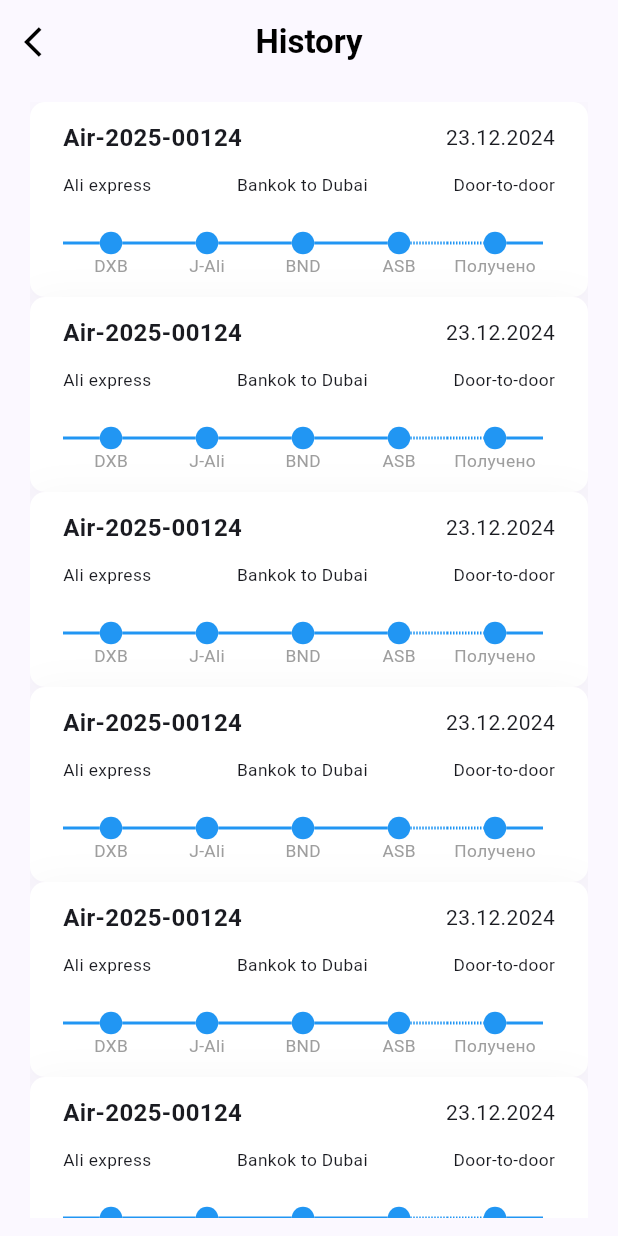
After one commit to jasurbabajanow/yuu-sell-logistic, a Flutter app: the HistoryPage screen opened directly, on a phone screen of 412 x 824 dp. The commit adds this screen. Run offline on Flutter 3.47's test engine with Material 3 defaults, Android fonts, the phone set to English and light mode, and no system bars; our stand-ins replace flutter_svg, intl_phone_number_input, pinput, timelines_plus.

Commit message:
history page

```diff
--- /dev/null
+++ b/lib/presentation/screens/profile/history_page.dart
@@ -0,0 +1,135 @@
+import 'package:flutter/material.dart';
+import 'package:timelines_plus/timelines_plus.dart';
+import 'package:yuu_sell/core/constants/app_sizes.dart';
+import 'package:yuu_sell/core/theme/app_font_styles.dart';
+
+class HistoryPage extends StatelessWidget {
+  const HistoryPage({super.key});
+
+  @override
+  Widget build(BuildContext context) {
+    final ratio = AppSizes.ratio(context);
+    return Scaffold(
+      appBar: AppBar(
+        leading: IconButton(
+          icon: Icon(Icons.arrow_back_ios),
+          color: Colors.black,
+          onPressed: () {
+            Navigator.pop(context);
+          },
+        ),
+        centerTitle: true,
+        title: Text(
+          'History',
+          style: TextStyle(color: Colors.black, fontWeight: FontWeight.bold),
+        ),
+        elevation: 0,
+      ),
+      body: Padding(
+        padding: EdgeInsets.symmetric(horizontal: 20, vertical: 12),
+        child: ListView.builder(
+          itemCount: 10,
+          itemBuilder: (context, index) {
+            return Container(
+              height: 130,
+              decoration: BoxDecoration(
+                color: Colors.white,
+                borderRadius: BorderRadius.circular(10),
+                boxShadow: [
+                  BoxShadow(
+                    // ignore: deprecated_member_use
+                    color: Color(0xff000000).withOpacity(0.04),
+                    spreadRadius: 0,
+                    blurRadius: 24,
+                    offset: Offset(0, 4),
+                  ),
+                ],
+              ),
+              child: Column(
+                children: [
+                  Padding(
+                    padding: const EdgeInsets.fromLTRB(22, 12, 22, 0),
+                    child: Row(
+                      mainAxisAlignment: MainAxisAlignment.spaceBetween,
+                      children: [
+                        Text(
+                          "Air-2025-00124",
+                          style: TextStyle(
+                            fontSize: 16,
+                            fontWeight: FontWeight.w600,
+                          ),
+                        ),
+                        Text('23.12.2024'),
+                      ],
+                    ),
+                  ),
+                  Padding(
+                    padding: const EdgeInsets.fromLTRB(22, 12, 22, 0),
+                    child: Row(
+                      mainAxisAlignment: MainAxisAlignment.spaceBetween,
+                      children: [
+                        Text(
+                          "Ali express",
+                          style: AppFontStyles.s12w400(ratio),
+                        ),
+                        Text(
+                          'Bankok to Dubai',
+                          style: AppFontStyles.s12w400(ratio),
+                        ),
+                        Text(
+                          "Door-to-door",
+                          style: AppFontStyles.s12w400(ratio),
+                        ),
+                      ],
+                    ),
+                  ),
+                  Padding(
+                    padding: const EdgeInsets.only(left: 22.0, right: 22),
+                    child: SizedBox(
+                      height: 60,
+                      child: Center(
+                        child: FixedTimeline.tileBuilder(
+                          direction: Axis.horizontal,
+                          builder: TimelineTileBuilder.connectedFromStyle(
+                            contentsBuilder: (_, index) {
+                              final statuses = [
+                                'DXB',
+                                'J-Ali',
+                                'BND',
+                                'ASB',
+                                'Получено',
+                              ];
+                              return Padding(
+                                padding: const EdgeInsets.only(bottom: 8.0),
+                                child: Text(
+                                  statuses[index],
+                                  style: AppFontStyles.s12w400(
+                                    ratio,
+                                  ).copyWith(color: Colors.grey),
+                                ),
+                              );
+                            },
+                            itemCount: 5,
+                            connectionDirection: ConnectionDirection.after,
+                            itemExtent: 64,
+                            indicatorStyleBuilder: (_, index) =>
+                                IndicatorStyle.dot,
+                            connectorStyleBuilder: (_, index) {
+                              return (index == 3)
+                                  ? ConnectorStyle.dashedLine
+                                  : ConnectorStyle.solidLine;
+                            },
+                          ),
+                        ),
+                      ),
+                    ),
+                  ),
+                ],
+              ),
+            );
+          },
+        ),
+      ),
+    );
+  }
+}
--- a/lib/presentation/screens/profile/profile_page.dart
+++ b/lib/presentation/screens/profile/profile_page.dart
@@ -3,6 +3,7 @@ import 'package:flutter_svg/svg.dart';
 import 'package:yuu_sell/core/constants/app_sizes.dart';
 import 'package:yuu_sell/presentation/screens/profile/about_us_page.dart';
 import 'package:yuu_sell/presentation/screens/profile/general_settings_page.dart';
+import 'package:yuu_sell/presentation/screens/profile/history_page.dart';
 import 'package:yuu_sell/presentation/screens/profile/notifications_page.dart';
 import 'package:yuu_sell/presentation/screens/profile/payment_method_page.dart';
 import 'package:yuu_sell/presentation/screens/profile/privacy_policy_page.dart';
@@ -219,6 +220,14 @@ class _ProfilePageState extends State<ProfilePage> {
                           iconPath: 'assets/icons/history.svg',
                           title: 'History',
                           ratio: ratio,
+                          onTap: () {
+                            Navigator.push(
+                              context,
+                              MaterialPageRoute(
+                                builder: (context) => HistoryPage(),
+                              ),
+                            );
+                          },
                         ),
                         _buildMenuItem(
                           iconPath: 'assets/icons/about.svg',
--- a/pubspec.yaml
+++ b/pubspec.yaml
@@ -20,6 +20,7 @@ dependencies:
   dio: ^5.9.0
   intl_phone_number_input: ^0.7.5
   pinput: ^6.0.1
+  timelines_plus: ^1.0.8
 
 dev_dependencies:
   flutter_test:
```
Also changed, not shown: pubspec.lock.
